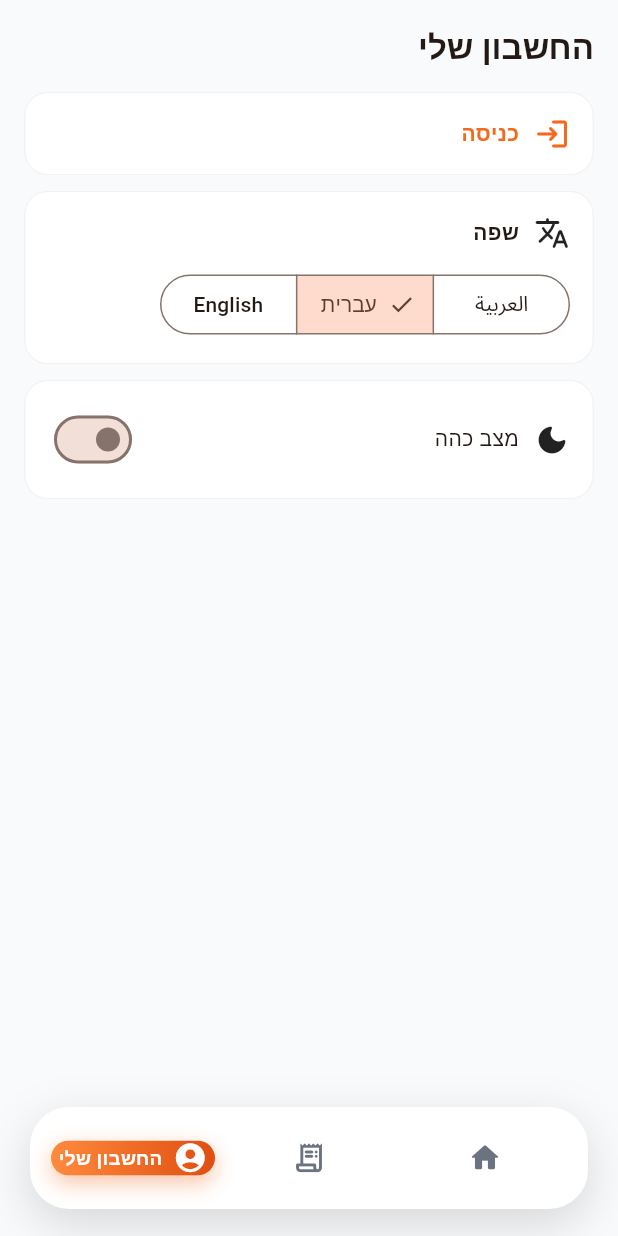
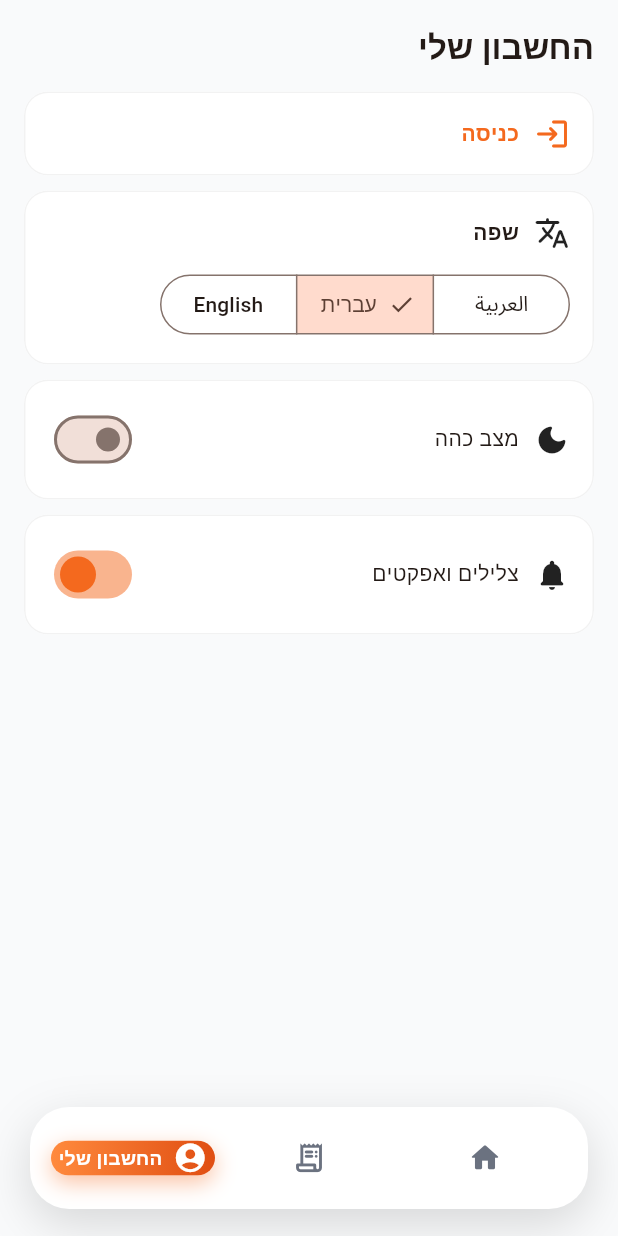
Before and after one commit to matrix09876/Dyar-Pro, a Flutter app: the screen it shows after launch, after a tap on "עברית", on a phone screen of 412 x 824 dp. Run offline on Flutter 3.47's test engine with Material 3 defaults, Android fonts, the phone set to English and light mode, and no system bars; our stand-ins replace cached_network_image, cloud_firestore, cloud_functions, firebase_auth, firebase_core, firebase_messaging and 5 more; accounts and stored records are empty; Roboto replaces fonts that are missing (Noto Sans Arabic).

Commit message:
feat(ux): شريحة تأكيد الخروج + الرجوع للرئيسية + أصوات ومؤثرات بمفتاح تحكم
- PopScope بالـshell: زر الرجوع من أي تبويب→الرئيسية، ومن الرئيسية→
  حوار «الخروج من ديار؟» (البقاء/خروج)
- SfxService بالنواة (HapticFeedback + SystemSound، بلا حِزم/أصول):
  success() عند إرسال الطلب · tap() — يحترم مفتاح المستخدم dyar.sfx
- مفتاح «الأصوات والمؤثرات» في حسابي + تشغيله عند الطلب الناجح
- i18n ثلاثي للجديد · analyze 0×3 ✓

https://claude.ai/code/session_011fRshCdm6ET5fxDRGsTi5r

```diff
--- a/apps/user/lib/screens/checkout_screen.dart
+++ b/apps/user/lib/screens/checkout_screen.dart
@@ -186,6 +186,8 @@ class _CheckoutScreenState extends ConsumerState<CheckoutScreen> {
         }
       }
       ref.read(cartProvider.notifier).clear();
+      // مؤثر صوتي/اهتزاز عند نجاح الطلب (يحترم مفتاح المستخدم)
+      ref.read(sfxServiceProvider).success();
       if (mounted) {
         Navigator.of(context).pushReplacement(MaterialPageRoute(
             builder: (_) =>
--- a/apps/user/lib/screens/profile_screen.dart
+++ b/apps/user/lib/screens/profile_screen.dart
@@ -192,6 +192,10 @@ class UserProfileScreen extends ConsumerWidget {
           ),
           const SizedBox(height: 10),
 
+          // مفتاح الأصوات والمؤثرات (طلب الطعام/الإشعار) — يحفظه المستخدم
+          const _SfxToggle(),
+          const SizedBox(height: 10),
+
           if (user != null)
             DyarCard(
               onTap: () => ref.read(authServiceProvider).signOut(),
@@ -208,6 +212,46 @@ class UserProfileScreen extends ConsumerWidget {
             ),
         ],
       ),
+    );
+  }
+}
+
+/// مفتاح الأصوات والمؤثرات — يقرأ/يكتب تفضيل المستخدم عبر SfxService.
+class _SfxToggle extends ConsumerStatefulWidget {
+  const _SfxToggle();
+  @override
+  ConsumerState<_SfxToggle> createState() => _SfxToggleState();
+}
+
+class _SfxToggleState extends ConsumerState<_SfxToggle> {
+  bool _on = true;
+
+  @override
+  void initState() {
+    super.initState();
+    ref.read(sfxServiceProvider).isEnabled().then((v) {
+      if (mounted) setState(() => _on = v);
+    });
+  }
+
+  @override
+  Widget build(BuildContext context) {
+    final s = ref.watch(stringsProvider);
+    return DyarCard(
+      child: Row(children: [
+        const Icon(LucideIcons.bell),
+        const SizedBox(width: 10),
+        Expanded(child: Text(s('soundEffects'))),
+        Switch(
+          value: _on,
+          activeThumbColor: DyarTokens.brand,
+          onChanged: (v) async {
+            setState(() => _on = v);
+            await ref.read(sfxServiceProvider).setEnabled(v);
+            if (v) ref.read(sfxServiceProvider).tap();
+          },
+        ),
+      ]),
     );
   }
 }
--- a/packages/dyar_core/lib/dyar_core.dart
+++ b/packages/dyar_core/lib/dyar_core.dart
@@ -23,6 +23,7 @@ export 'src/services/user_service.dart';
 export 'src/services/location_service.dart';
 export 'src/services/tracking_service.dart';
 export 'src/services/support_service.dart';
+export 'src/services/sfx_service.dart';
 export 'src/services/market_service.dart';
 export 'src/services/job_service.dart';
 export 'src/i18n/strings.dart';
--- a/packages/dyar_core/lib/src/i18n/strings.dart
+++ b/packages/dyar_core/lib/src/i18n/strings.dart
@@ -200,6 +200,11 @@ class S {
     'verified': ['موثّق', 'מאומת', 'Verified'],
     'closedSabbath': ['مغلق السبت', 'סגור בשבת', 'Closed on Sabbath'],
     'clearFilter': ['مسح', 'נקה', 'Clear'],
+    'exitTitle': ['الخروج من ديار؟', 'לצאת מדיאר?', 'Exit Dyar?'],
+    'exitBody': ['هل تريد إغلاق التطبيق؟', 'לסגור את האפליקציה?', 'Close the app?'],
+    'exitApp': ['خروج', 'יציאה', 'Exit'],
+    'stay': ['البقاء', 'הישארות', 'Stay'],
+    'soundEffects': ['الأصوات والمؤثرات', 'צלילים ואפקטים', 'Sounds & effects'],
     'talkToTalya': ['🎙️ مكالمة مع تاليا — خدمة العملاء', '🎙️ שיחה עם טליה — שירות לקוחות', '🎙️ Call Talya — customer care'],
     'nearestFirst': ['الأقرب أولًا 📍', 'הקרוב ביותר 📍', 'Nearest first 📍'],
     'topRated': ['الأعلى تقييمًا ⭐', 'המדורגים ביותר ⭐', 'Top rated ⭐'],
--- a/packages/dyar_core/lib/src/providers.dart
+++ b/packages/dyar_core/lib/src/providers.dart
@@ -14,6 +14,7 @@ import 'services/user_service.dart';
 import 'services/location_service.dart';
 import 'services/tracking_service.dart';
 import 'services/support_service.dart';
+import 'services/sfx_service.dart';
 import 'services/market_service.dart';
 import 'services/job_service.dart';
 
@@ -30,6 +31,7 @@ final userServiceProvider = Provider((_) => UserService());
 final locationServiceProvider = Provider((_) => LocationService());
 final trackingServiceProvider = Provider((_) => TrackingService());
 final supportServiceProvider = Provider((_) => SupportService());
+final sfxServiceProvider = Provider((_) => SfxService());
 final marketServiceProvider = Provider((_) => MarketService());
 final jobServiceProvider = Provider((_) => JobService());
 
```
Also changed, not shown: apps/user/lib/screens/shell.dart (+39 -1 lines), packages/dyar_core/lib/src/services/sfx_service.dart (added, +28 -0 lines).
